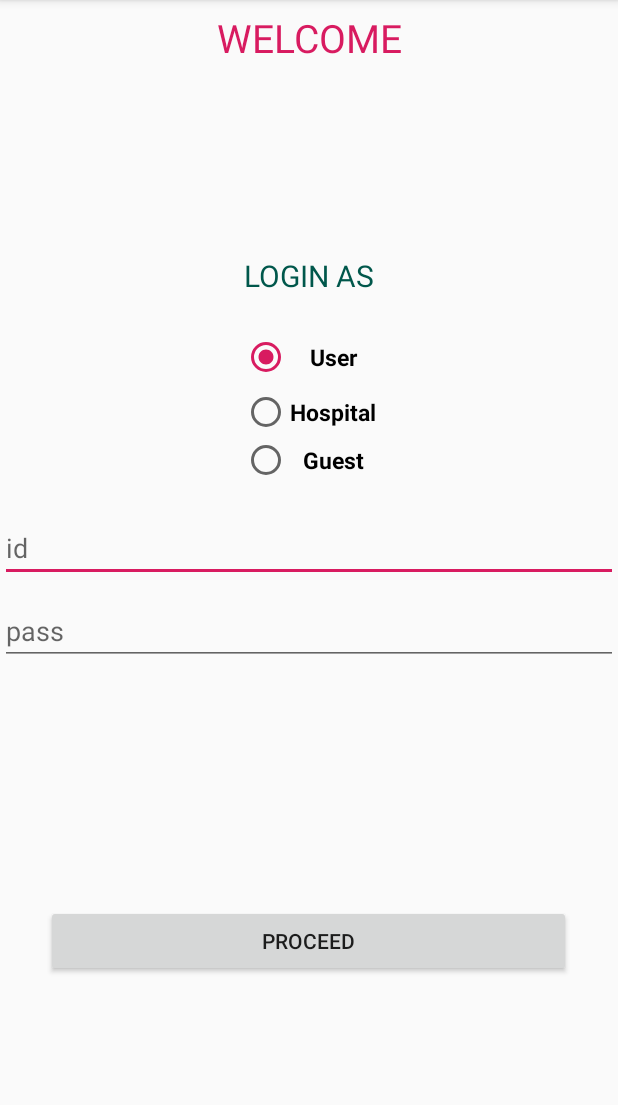
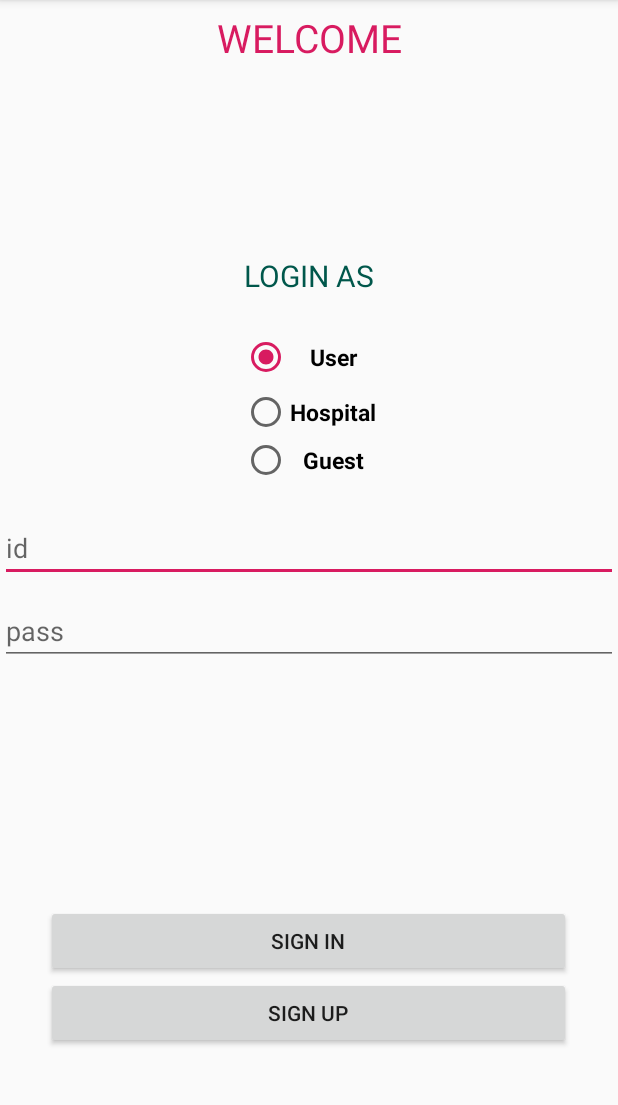
Before and after one commit to vibhavairan/Division, an Android app: the screen it shows after launch (MainActivity), on a phone screen of 412 x 824 dp, the part 84-1189 px from its top. Run offline under Robolectric (Android 15) with nearby library versions, the phone set to English and light mode, and no system bars.

Commit message:
Base Classes Added

```diff
--- a/app/src/main/AndroidManifest.xml
+++ b/app/src/main/AndroidManifest.xml
@@ -9,7 +9,9 @@
         android:roundIcon="@mipmap/ic_launcher_round"
         android:supportsRtl="true"
         android:theme="@style/AppTheme">
-        <activity android:name=".GuestActivity"></activity>
+        <activity android:name=".HospitalSignup"></activity>
+        <activity android:name=".UserSignup" />
+        <activity android:name=".GuestActivity" />
         <activity android:name=".HospitalActivity" />
         <activity android:name=".UserActivity" />
         <activity android:name=".MainActivity">
--- a/app/src/main/res/layout/activity_main.xml
+++ b/app/src/main/res/layout/activity_main.xml
@@ -91,5 +91,13 @@
         android:layout_gravity="center"
         android:layout_marginTop="160dp"
         android:onClick="addListenerOnButton"
-        android:text="proceed" />
+        android:text="Sign in" />
+
+    <Button
+        android:id="@+id/button2"
+        android:layout_width="350dp"
+        android:layout_height="wrap_content"
+        android:layout_gravity="center"
+        android:onClick="addListenerOnButtonSignup"
+        android:text="sign up" />
 </LinearLayout>
```
Also changed, not shown: app/src/main/java/com/sih/division/HospitalSignup.java (added, +14 -0 lines), app/src/main/java/com/sih/division/MainActivity.java (+37 -2 lines), app/src/main/java/com/sih/division/UserSignup.java (added, +14 -0 lines), app/src/main/res/layout/activity_hospital_signup.xml (added, +9 -0 lines), app/src/main/res/layout/activity_user_signup.xml (added, +9 -0 lines).
